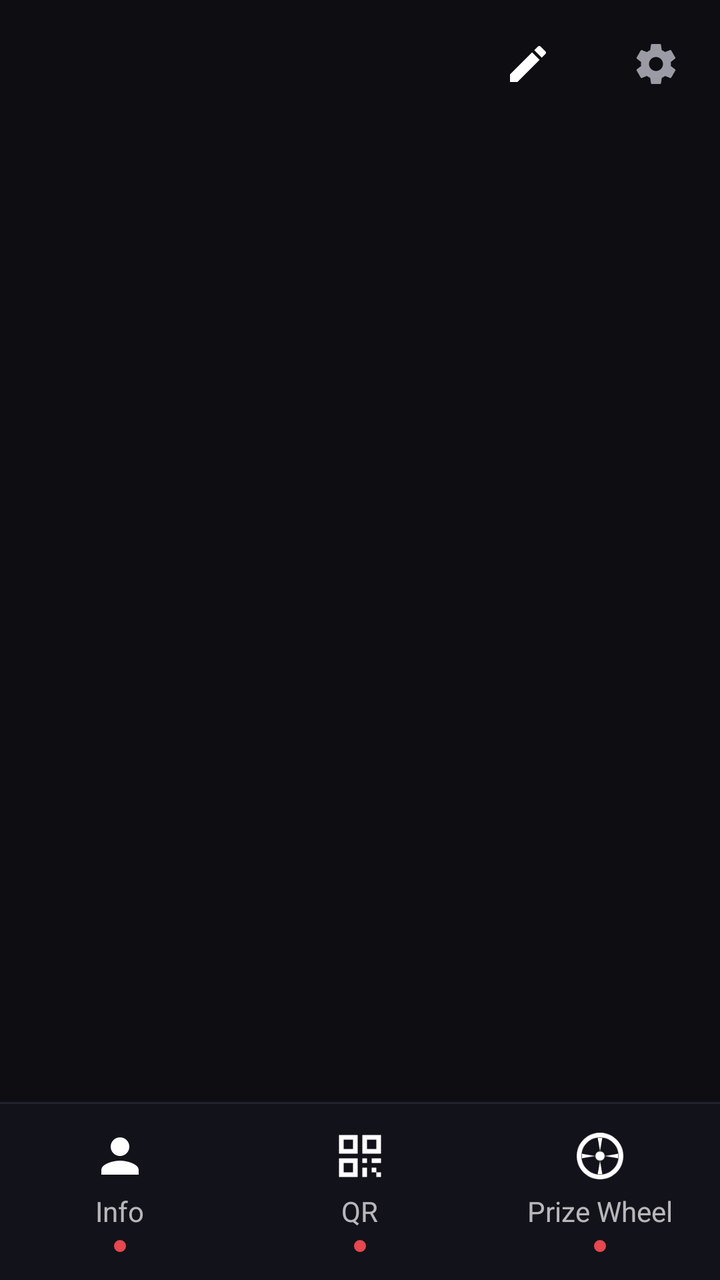
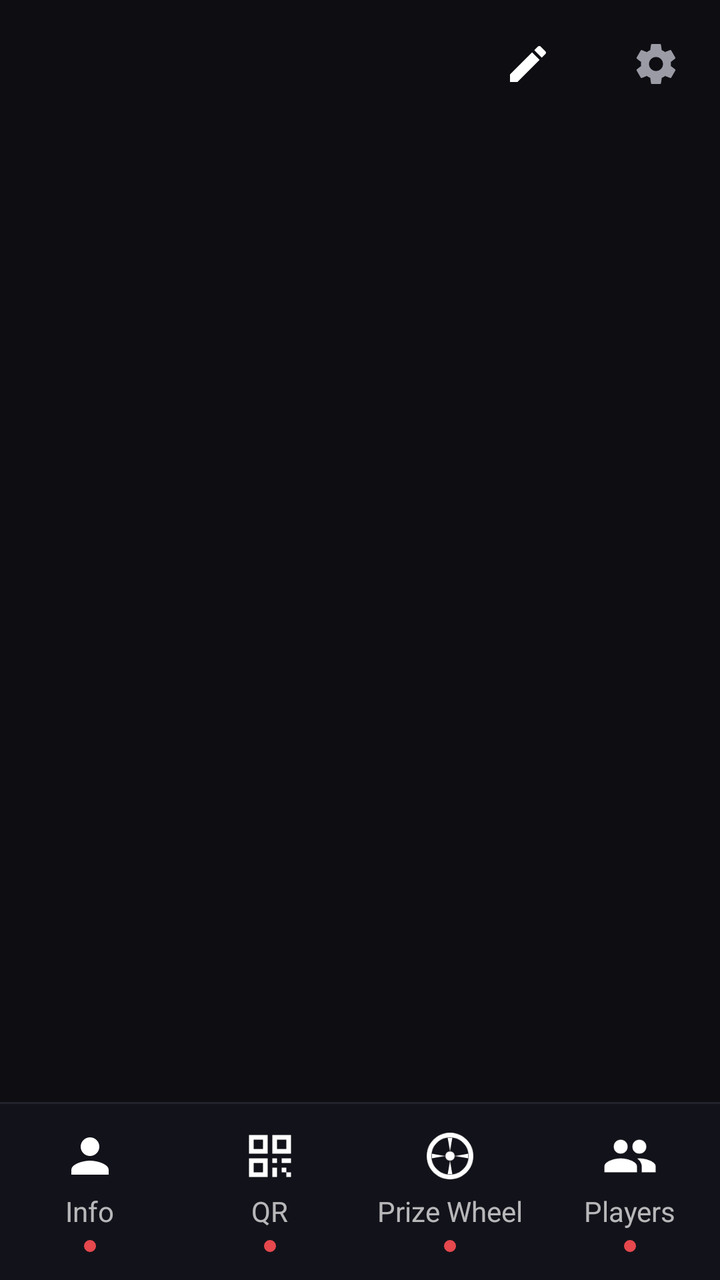

An Android layout rendered at two revisions. The XML below is the earlier revision; the diff shows what the commit changed to produce the second picture.
<!-- AndroidManifest.xml: application theme AppTheme -->
<!-- res/layout/activity_main.xml -->
<?xml version="1.0" encoding="utf-8"?>
<LinearLayout xmlns:android="http://schemas.android.com/apk/res/android"
    android:orientation="vertical"
    android:layout_width="match_parent"
    android:layout_height="match_parent"
    android:background="@color/bg">

    <LinearLayout
        android:layout_width="match_parent"
        android:layout_height="wrap_content"
        android:gravity="end"
        android:orientation="horizontal">
        <ImageButton
            android:id="@+id/btnEditLink"
            android:layout_width="48dp"
            android:layout_height="48dp"
            android:layout_margin="8dp"
            android:background="@android:color/transparent"
            android:src="@drawable/ic_edit"
            android:contentDescription="Change QR link" />
        <ImageButton
            android:id="@+id/btnSettings"
            android:layout_width="48dp"
            android:layout_height="48dp"
            android:layout_margin="8dp"
            android:background="@android:color/transparent"
            android:src="@drawable/ic_settings"
            android:contentDescription="Settings" />
    </LinearLayout>

    <FrameLayout
        android:id="@+id/content"
        android:layout_width="match_parent"
        android:layout_height="0dp"
        android:layout_weight="1">

        <LinearLayout
            android:id="@+id/screenInfo"
            android:orientation="vertical"
            android:gravity="center_horizontal"
            android:layout_width="match_parent"
            android:layout_height="match_parent"
            android:paddingStart="24dp"
            android:paddingEnd="24dp"
            android:visibility="gone">
            <TextView
                android:layout_width="wrap_content"
                android:layout_height="wrap_content"
                android:text="Enter the Drawing"
                android:textColor="@color/text"
                android:textSize="36sp"
                android:textStyle="bold" />
            <TextView
                android:layout_width="wrap_content"
                android:layout_height="wrap_content"
                android:text="Name and email - that is all it takes"
                android:textColor="@color/text_dim"
                android:textSize="18sp"
                android:layout_marginTop="8dp" />
            <EditText
                android:id="@+id/inpName"
                android:layout_width="match_parent"
                android:layout_height="64dp"
                android:layout_marginTop="22dp"
                android:background="@drawable/bg_input_dark"
                android:paddingStart="18dp"
                android:paddingEnd="18dp"
                android:hint="Full name"
                android:textColor="@color/text"
                android:textColorHint="#FF6E6E7A"
                android:textSize="19sp"
                android:singleLine="true"
                android:inputType="textPersonName|textCapWords" />
            <EditText
                android:id="@+id/inpEmail"
                android:layout_width="match_parent"
                android:layout_height="64dp"
                android:layout_marginTop="14dp"
                android:background="@drawable/bg_input_dark"
                android:paddingStart="18dp"
                android:paddingEnd="18dp"
                android:hint="Email"
                android:textColor="@color/text"
                android:textColorHint="#FF6E6E7A"
                android:textSize="19sp"
                android:singleLine="true"
                android:inputType="textEmailAddress" />
            <TextView
                android:id="@+id/btnAddEntry"
                android:layout_width="match_parent"
                android:layout_height="64dp"
                android:layout_marginTop="22dp"
                android:background="@drawable/bg_button_red"
                android:gravity="center"
                android:text="ADD TO THE DRAWING"
                android:textColor="#FFFFFFFF"
                android:textSize="20sp"
                android:textStyle="bold"
                android:letterSpacing="0.05" />
            <TextView
                android:id="@+id/txtInfoCount"
                android:layout_width="wrap_content"
                android:layout_height="wrap_content"
                android:textColor="@color/text_dim"
                android:textSize="16sp"
                android:layout_marginTop="16dp" />
            <ScrollView
                android:layout_width="match_parent"
                android:layout_height="0dp"
                android:layout_weight="1"
                android:layout_marginTop="6dp">
                <LinearLayout
                    android:id="@+id/listEntries"
                    android:orientation="vertical"
                    android:layout_width="match_parent"
                    android:layout_height="wrap_content" />
            </ScrollView>
        </LinearLayout>

        <LinearLayout
            android:id="@+id/screenQr"
            android:visibility="gone"
            android:orientation="vertical"
            android:layout_width="match_parent"
            android:layout_height="match_parent"
            android:paddingStart="14dp"
            android:paddingEnd="14dp">
            <com.anotherpatkreation.qrwheel.QrCardView
                android:id="@+id/qrCard"
                android:layout_width="match_parent"
                android:layout_height="match_parent"
                android:contentDescription="QR code" />
        </LinearLayout>

        <LinearLayout
            android:id="@+id/screenWheel"
            android:orientation="vertical"
            android:gravity="center_horizontal"
            android:layout_width="match_parent"
            android:layout_height="match_parent"
            android:paddingStart="24dp"
            android:paddingEnd="24dp"
            android:visibility="gone">
            <TextView
                android:layout_width="wrap_content"
                android:layout_height="wrap_content"
                android:text="Prize Wheel"
                android:textColor="@color/text"
                android:textSize="40sp"
                android:textStyle="bold" />
            <TextView
                android:layout_width="wrap_content"
                android:layout_height="wrap_content"
                android:text="Spin to pick a winner"
                android:textColor="@color/text_dim"
                android:textSize="20sp"
                android:layout_marginTop="10dp" />
            <com.anotherpatkreation.qrwheel.WheelView
                android:id="@+id/wheelView"
                android:layout_width="match_parent"
                android:layout_height="0dp"
                android:layout_weight="1"
                android:layout_marginTop="16dp" />
            <TextView
                android:id="@+id/btnSpin"
                android:layout_width="match_parent"
                android:layout_height="64dp"
                android:background="@drawable/bg_button_red"
                android:gravity="center"
                android:text="SPIN THE WHEEL"
                android:textColor="#FFFFFFFF"
                android:textSize="21sp"
                android:textStyle="bold"
                android:letterSpacing="0.05" />
            <TextView
                android:id="@+id/txtCount"
                android:layout_width="wrap_content"
                android:layout_height="wrap_content"
                android:textColor="@color/text_dim"
                android:textSize="18sp"
                android:layout_marginTop="12dp" />
        </LinearLayout>
    </FrameLayout>

    <View
        android:layout_width="match_parent"
        android:layout_height="1dp"
        android:background="#FF22222C" />

    <LinearLayout
        android:layout_width="match_parent"
        android:layout_height="wrap_content"
        android:background="#FF12121A"
        android:orientation="horizontal">

        <LinearLayout
            android:id="@+id/tabInfo"
            android:orientation="vertical"
            android:gravity="center"
            android:layout_width="0dp"
            android:layout_weight="1"
            android:layout_height="wrap_content"
            android:paddingTop="12dp"
            android:paddingBottom="14dp"
            android:background="?android:attr/selectableItemBackground">
            <ImageView
                android:id="@+id/tabInfoIcon"
                android:layout_width="28dp"
                android:layout_height="28dp"
                android:src="@drawable/ic_person" />
            <TextView
                android:id="@+id/tabInfoLabel"
                android:layout_width="wrap_content"
                android:layout_height="wrap_content"
                android:text="Info"
                android:textSize="14sp"
                android:layout_marginTop="4dp" />
            <ImageView
                android:id="@+id/tabInfoDot"
                android:layout_width="6dp"
                android:layout_height="6dp"
                android:src="@drawable/ic_dot"
                android:layout_marginTop="5dp" />
        </LinearLayout>

        <LinearLayout
            android:id="@+id/tabQr"
            android:orientation="vertical"
            android:gravity="center"
            android:layout_width="0dp"
            android:layout_weight="1"
            android:layout_height="wrap_content"
            android:paddingTop="12dp"
            android:paddingBottom="14dp"
            android:background="?android:attr/selectableItemBackground">
            <ImageView
                android:id="@+id/tabQrIcon"
                android:layout_width="28dp"
                android:layout_height="28dp"
                android:src="@drawable/ic_qr" />
            <TextView
                android:id="@+id/tabQrLabel"
                android:layout_width="wrap_content"
                android:layout_height="wrap_content"
                android:text="QR"
                android:textSize="14sp"
                android:layout_marginTop="4dp" />
            <ImageView
                android:id="@+id/tabQrDot"
                android:layout_width="6dp"
                android:layout_height="6dp"
                android:src="@drawable/ic_dot"
                android:layout_marginTop="5dp" />
        </LinearLayout>

        <LinearLayout
            android:id="@+id/tabWheel"
            android:orientation="vertical"
            android:gravity="center"
            android:layout_width="0dp"
            android:layout_weight="1"
            android:layout_height="wrap_content"
            android:paddingTop="12dp"
            android:paddingBottom="14dp"
            android:background="?android:attr/selectableItemBackground">
            <ImageView
                android:id="@+id/tabWheelIcon"
                android:layout_width="28dp"
                android:layout_height="28dp"
                android:src="@drawable/ic_wheel" />
            <TextView
                android:id="@+id/tabWheelLabel"
                android:layout_width="wrap_content"
                android:layout_height="wrap_content"
                android:text="Prize Wheel"
                android:textSize="14sp"
                android:layout_marginTop="4dp" />
            <ImageView
                android:id="@+id/tabWheelDot"
                android:layout_width="6dp"
                android:layout_height="6dp"
                android:src="@drawable/ic_dot"
                android:layout_marginTop="5dp" />
        </LinearLayout>
    </LinearLayout>
</LinearLayout>
<!-- resources referenced by this layout -->
<resources>
  <color name="bg">#FF0E0E12</color>
  <color name="text">#FFF5F5F7</color>
  <color name="text_dim">#FF9B9BA6</color>
  <!-- drawable bg_button_red (drawable) -->
  <?xml version="1.0" encoding="utf-8"?>
  <selector xmlns:android="http://schemas.android.com/apk/res/android">
      <item android:state_pressed="true">
          <shape android:shape="rectangle"><solid android:color="#FFC93A3F" /><corners android:radius="28dp" /></shape>
      </item>
      <item android:state_enabled="false">
          <shape android:shape="rectangle"><solid android:color="#FF5A2A2D" /><corners android:radius="28dp" /></shape>
      </item>
      <item>
          <shape android:shape="rectangle"><solid android:color="#FFE5484D" /><corners android:radius="28dp" /></shape>
      </item>
  </selector>
  <!-- drawable bg_input_dark (drawable) -->
  <?xml version="1.0" encoding="utf-8"?>
  <shape xmlns:android="http://schemas.android.com/apk/res/android" android:shape="rectangle">
      <solid android:color="#FF17171F" />
      <corners android:radius="14dp" />
  </shape>
  <!-- drawable ic_dot (drawable) -->
  <?xml version="1.0" encoding="utf-8"?>
  <shape xmlns:android="http://schemas.android.com/apk/res/android" android:shape="oval">
      <solid android:color="#FFE5484D" />
      <size android:width="6dp" android:height="6dp" />
  </shape>
  <!-- drawable ic_edit (drawable) -->
  <vector xmlns:android="http://schemas.android.com/apk/res/android"
      android:width="24dp" android:height="24dp"
      android:viewportWidth="24" android:viewportHeight="24">
      <path android:fillColor="#FFFFFFFF" android:pathData="M3,17.25V21h3.75L17.8,9.94l-3.75,-3.75L3,17.25zM20.7,7.04c0.4,-0.4 0.4,-1.02 0,-1.41l-2.34,-2.34c-0.4,-0.4 -1.02,-0.4 -1.41,0l-1.83,1.83 3.75,3.75 1.83,-1.83z"/>
  </vector>
  <!-- drawable ic_person (drawable) -->
  <vector xmlns:android="http://schemas.android.com/apk/res/android"
      android:width="28dp" android:height="28dp"
      android:viewportWidth="24" android:viewportHeight="24">
      <path android:fillColor="#FFFFFFFF" android:pathData="M12,12c2.2,0 4,-1.8 4,-4s-1.8,-4 -4,-4 -4,1.8 -4,4 1.8,4 4,4zM12,14c-2.7,0 -8,1.3 -8,4v2h16v-2c0,-2.7 -5.3,-4 -8,-4z"/>
  </vector>
  <!-- drawable ic_qr (drawable) -->
  <vector xmlns:android="http://schemas.android.com/apk/res/android" android:width="24dp" android:height="24dp" android:viewportWidth="24" android:viewportHeight="24">
      <path android:fillColor="#FFFFFFFF" android:pathData="M3,3h8v8h-8zM5,5v4h4v-4zM13,3h8v8h-8zM15,5v4h4v-4zM3,13h8v8h-8zM5,15v4h4v-4zM13,13h2v2h-2zM17,13h4v2h-4zM13,17h2v4h-2zM17,17h2v2h-2zM19,19h2v2h-2z"/>
  </vector>
  <!-- drawable ic_wheel (drawable) -->
  <vector xmlns:android="http://schemas.android.com/apk/res/android" android:width="24dp" android:height="24dp" android:viewportWidth="24" android:viewportHeight="24">
      <path android:fillColor="#FFFFFFFF" android:pathData="M12,2a10,10 0 1,0 0.01,0zM12,4a8,8 0 1,1 -0.01,0zM12,10a2,2 0 1,0 0.01,0zM11,4.2h2L12,10zM4.2,11v2L10,12zM13,19.8h-2L12,14zM19.8,13v-2L14,12z"/>
  </vector>
  <style name="AppTheme" parent="android:Theme.Material.NoActionBar">
          <item name="android:windowBackground">@color/bg</item>
          <item name="android:statusBarColor">@color/bg</item>
          <item name="android:navigationBarColor">@color/bg</item>
          <item name="android:colorAccent">@color/accent</item>
      </style>
  <color name="accent">#FFE5484D</color>
  <!-- unchanged entries left out for length: 1 -->
</resources>

<!-- the commit's change to res/layout/activity_main.xml (unified diff, before → after) -->
@@ -104,17 +104,6 @@
                 android:textColor="@color/text_dim"
                 android:textSize="16sp"
                 android:layout_marginTop="16dp" />
-            <ScrollView
-                android:layout_width="match_parent"
-                android:layout_height="0dp"
-                android:layout_weight="1"
-                android:layout_marginTop="6dp">
-                <LinearLayout
-                    android:id="@+id/listEntries"
-                    android:orientation="vertical"
-                    android:layout_width="match_parent"
-                    android:layout_height="wrap_content" />
-            </ScrollView>
         </LinearLayout>
 
         <LinearLayout
@@ -124,7 +113,8 @@
             android:layout_width="match_parent"
             android:layout_height="match_parent"
             android:paddingStart="14dp"
-            android:paddingEnd="14dp">
+            android:paddingEnd="14dp"
+            android:paddingBottom="22dp">
             <com.anotherpatkreation.qrwheel.QrCardView
                 android:id="@+id/qrCard"
                 android:layout_width="match_parent"
@@ -180,6 +170,41 @@
                 android:textSize="18sp"
                 android:layout_marginTop="12dp" />
         </LinearLayout>
+        <LinearLayout
+            android:id="@+id/screenPlayers"
+            android:orientation="vertical"
+            android:gravity="center_horizontal"
+            android:layout_width="match_parent"
+            android:layout_height="match_parent"
+            android:paddingStart="24dp"
+            android:paddingEnd="24dp"
+            android:visibility="gone">
+            <TextView
+                android:layout_width="wrap_content"
+                android:layout_height="wrap_content"
+                android:text="Players"
+                android:textColor="@color/text"
+                android:textSize="36sp"
+                android:textStyle="bold" />
+            <TextView
+                android:id="@+id/txtPlayerCount"
+                android:layout_width="wrap_content"
+                android:layout_height="wrap_content"
+                android:textColor="@color/text_dim"
+                android:textSize="18sp"
+                android:layout_marginTop="8dp" />
+            <ScrollView
+                android:layout_width="match_parent"
+                android:layout_height="0dp"
+                android:layout_weight="1"
+                android:layout_marginTop="14dp">
+                <LinearLayout
+                    android:id="@+id/listEntries"
+                    android:orientation="vertical"
+                    android:layout_width="match_parent"
+                    android:layout_height="wrap_content" />
+            </ScrollView>
+        </LinearLayout>
     </FrameLayout>
 
     <View
@@ -282,5 +307,35 @@
                 android:src="@drawable/ic_dot"
                 android:layout_marginTop="5dp" />
         </LinearLayout>
+
+        <LinearLayout
+            android:id="@+id/tabPlayers"
+            android:orientation="vertical"
+            android:gravity="center"
+            android:layout_width="0dp"
+            android:layout_weight="1"
+            android:layout_height="wrap_content"
+            android:paddingTop="12dp"
+            android:paddingBottom="14dp"
+            android:background="?android:attr/selectableItemBackground">
+            <ImageView
+                android:id="@+id/tabPlayersIcon"
+                android:layout_width="28dp"
+                android:layout_height="28dp"
+                android:src="@drawable/ic_players" />
+            <TextView
+                android:id="@+id/tabPlayersLabel"
+                android:layout_width="wrap_content"
+                android:layout_height="wrap_content"
+                android:text="Players"
+                android:textSize="14sp"
+                android:layout_marginTop="4dp" />
+            <ImageView
+                android:id="@+id/tabPlayersDot"
+                android:layout_width="6dp"
+                android:layout_height="6dp"
+                android:src="@drawable/ic_dot"
+                android:layout_marginTop="5dp" />
+        </LinearLayout>
     </LinearLayout>
 </LinearLayout>
<!-- resource entries referenced after the edit -->
@@ -40,6 +40,12 @@
       android:viewportWidth="24" android:viewportHeight="24">
       <path android:fillColor="#FFFFFFFF" android:pathData="M12,12c2.2,0 4,-1.8 4,-4s-1.8,-4 -4,-4 -4,1.8 -4,4 1.8,4 4,4zM12,14c-2.7,0 -8,1.3 -8,4v2h16v-2c0,-2.7 -5.3,-4 -8,-4z"/>
   </vector>
+  <!-- drawable ic_players (drawable) -->
+  <vector xmlns:android="http://schemas.android.com/apk/res/android"
+      android:width="28dp" android:height="28dp"
+      android:viewportWidth="24" android:viewportHeight="24">
+      <path android:fillColor="#FFFFFFFF" android:pathData="M16,11c1.66,0 2.99,-1.34 2.99,-3S17.66,5 16,5c-1.66,0 -3,1.34 -3,3s1.34,3 3,3zM8,11c1.66,0 2.99,-1.34 2.99,-3S9.66,5 8,5C6.34,5 5,6.34 5,8s1.34,3 3,3zM8,13c-2.33,0 -7,1.17 -7,3.5L1,19h14v-2.5c0,-2.33 -4.67,-3.5 -7,-3.5zM16,13c-0.29,0 -0.62,0.02 -0.97,0.05 1.16,0.84 1.97,1.97 1.97,3.45L17,19h6v-2.5c0,-2.33 -4.67,-3.5 -7,-3.5z"/>
+  </vector>
   <!-- drawable ic_qr (drawable) -->
   <vector xmlns:android="http://schemas.android.com/apk/res/android" android:width="24dp" android:height="24dp" android:viewportWidth="24" android:viewportHeight="24">
       <path android:fillColor="#FFFFFFFF" android:pathData="M3,3h8v8h-8zM5,5v4h4v-4zM13,3h8v8h-8zM15,5v4h4v-4zM3,13h8v8h-8zM5,15v4h4v-4zM13,13h2v2h-2zM17,13h4v2h-4zM13,17h2v4h-2zM17,17h2v2h-2zM19,19h2v2h-2z"/>
